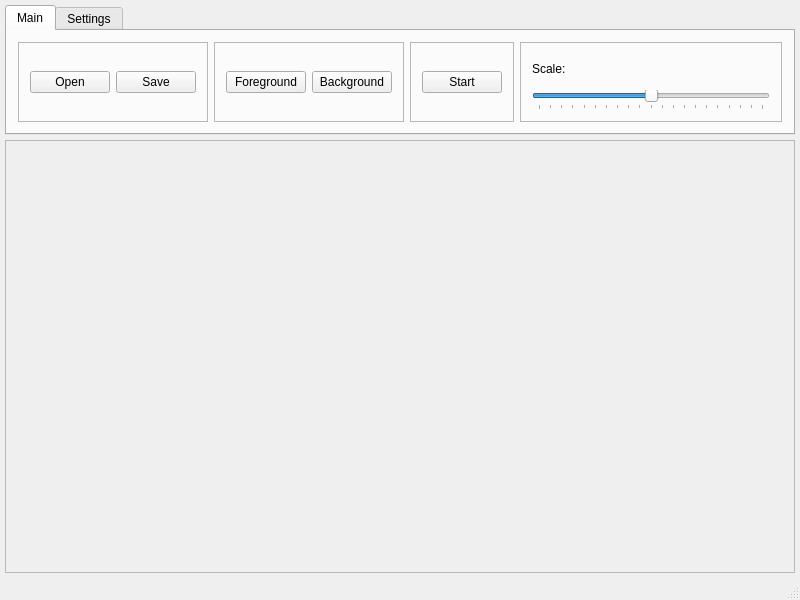
This is mainwindow.ui in vibot-project/s-image-s as Qt 5 draws it before an edit. The edited form follows.
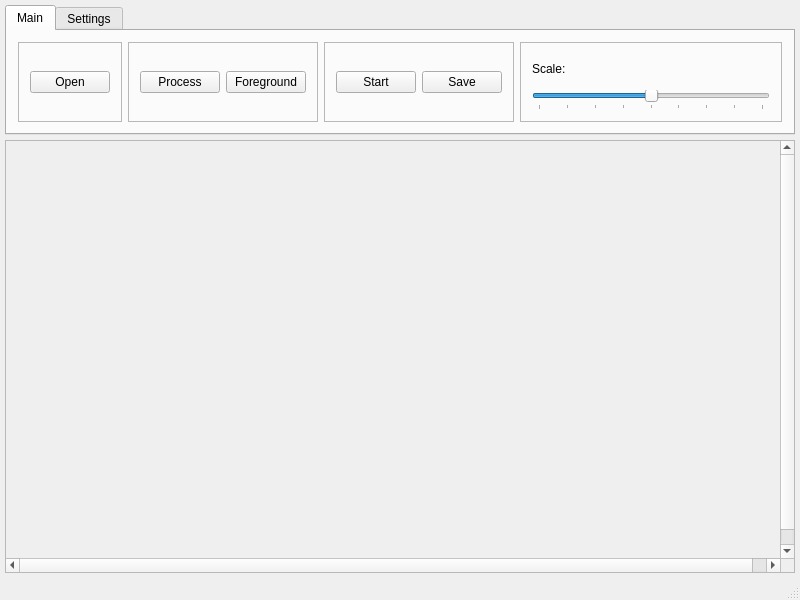
This is the edited form.

```diff
--- a/mainwindow.ui
+++ b/mainwindow.ui
@@ -74,13 +74,6 @@
              </property>
             </widget>
            </item>
-           <item>
-            <widget class="QPushButton" name="pushButton_2">
-             <property name="text">
-              <string>Save</string>
-             </property>
-            </widget>
-           </item>
           </layout>
          </widget>
         </item>
@@ -94,19 +87,19 @@
           </property>
           <layout class="QHBoxLayout" name="horizontalLayout_3">
            <item>
-            <widget class="QPushButton" name="pushButton_3">
+            <widget class="QPushButton" name="process">
+             <property name="text">
+              <string>Process</string>
+             </property>
+            </widget>
+           </item>
+           <item>
+            <widget class="QPushButton" name="ground">
              <property name="text">
               <string>Foreground</string>
              </property>
             </widget>
            </item>
-           <item>
-            <widget class="QPushButton" name="pushButton_4">
-             <property name="text">
-              <string>Background</string>
-             </property>
-            </widget>
-           </item>
           </layout>
          </widget>
         </item>
@@ -126,6 +119,13 @@
              </property>
             </widget>
            </item>
+           <item>
+            <widget class="QPushButton" name="saveButton">
+             <property name="text">
+              <string>Save</string>
+             </property>
+            </widget>
+           </item>
           </layout>
          </widget>
         </item>
@@ -148,10 +148,16 @@
            <item>
             <widget class="QSlider" name="horizontalSlider">
              <property name="minimum">
-              <number>-100</number>
+              <number>1</number>
              </property>
              <property name="maximum">
-              <number>100</number>
+              <number>9</number>
+             </property>
+             <property name="pageStep">
+              <number>1</number>
+             </property>
+             <property name="value">
+              <number>5</number>
              </property>
              <property name="orientation">
               <enum>Qt::Horizontal</enum>
@@ -232,7 +238,7 @@
          <x>0</x>
          <y>0</y>
          <width>788</width>
-         <height>431</height>
+         <height>433</height>
         </rect>
        </property>
       </widget>
```
Left out of the diff: 4 changed lines with no effect on the pictures.
